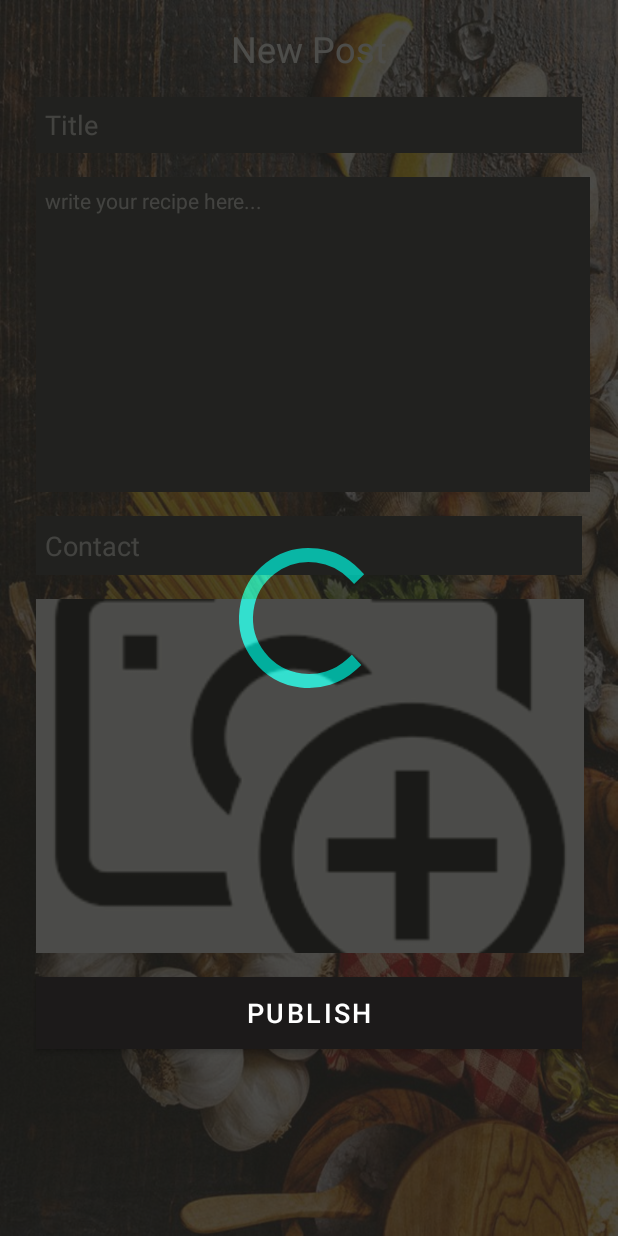
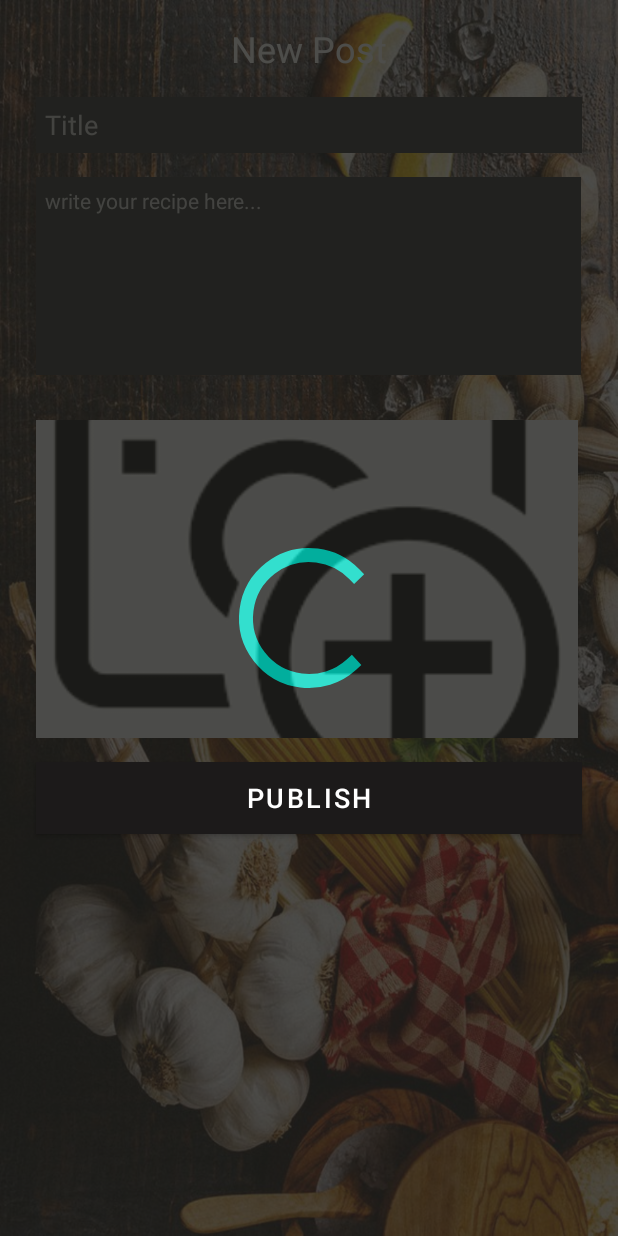
Before and after one commit to OfirMor5/Foody, an Android app: the layout fragment_newpost.xml on its own in the app's theme, with its tools: preview values and no code run, on a phone screen of 412 x 824 dp. Run offline under Robolectric (Android 15) with nearby library versions, the phone set to English and light mode, and no system bars.

Commit message:
Added bottom menu, fixed fragment UI implements relevant buttons , fixed code and more

```diff
--- a/app/build.gradle
+++ b/app/build.gradle
@@ -46,8 +46,9 @@ dependencies {
     testImplementation 'junit:junit:4.+'
     androidTestImplementation 'androidx.test.ext:junit:1.1.2'
     androidTestImplementation 'androidx.test.espresso:espresso-core:3.3.0'
-    implementation platform('com.google.firebase:firebase-bom:26.5.0')
+    implementation platform('com.google.firebase:firebase-bom:26.6.0')
     implementation 'com.google.firebase:firebase-analytics'
+    implementation 'com.google.android.gms:play-services-auth:19.0.0'
 
     //room dependencies
     def room_version = "2.2.5"
--- a/app/src/main/java/com/example/foody/FoodyApp.java
+++ b/app/src/main/java/com/example/foody/FoodyApp.java
@@ -1,9 +1,4 @@
 package com.example.foody;
-
-import android.app.Application;
-import android.content.Context;
-
-
 import android.app.Application;
 import android.content.Context;
 
--- a/app/src/main/java/com/example/foody/MainActivity.java
+++ b/app/src/main/java/com/example/foody/MainActivity.java
@@ -29,6 +29,7 @@ public class MainActivity extends AppCompatActivity {
             @Override
             public void onClick(View view) {
                 toLoginPage();
+                MainActivity.this.finish();
             }
         });
     }
--- a/app/src/main/java/com/example/foody/model/ModelFirebase.java
+++ b/app/src/main/java/com/example/foody/model/ModelFirebase.java
@@ -59,8 +59,8 @@ public class ModelFirebase {
         });
     }
 
-    public static void deletePost(final Post post, final Model.Listener<Boolean> listener) {
-        final FirebaseFirestore db = FirebaseFirestore.getInstance();
+        public static void deletePost(final Post post, final Model.Listener<Boolean> listener) {
+          final FirebaseFirestore db = FirebaseFirestore.getInstance();
 
         db.collection(POST_COLLECTION).document(post.getPostId()).delete().addOnCompleteListener(new OnCompleteListener<Void>() {
             @Override
--- a/app/src/main/java/com/example/foody/model/Post.java
+++ b/app/src/main/java/com/example/foody/model/Post.java
@@ -18,6 +18,8 @@ public class Post implements Serializable {
     public String userProfileImageUrl;
     public String username;
     public long lastUpdated;
+
+    //-----------------------------------------------------------------------------------------------------
 
     public Post(){
         postId = "";
@@ -41,6 +43,8 @@ public class Post implements Serializable {
         this.username = username;
 
     }
+
+    //-----------------------------------------------------------------------------------------------------
 
     @NonNull
     public String getPostId() {
--- a/app/src/main/res/layout/activity_home.xml
+++ b/app/src/main/res/layout/activity_home.xml
@@ -25,7 +25,7 @@
         android:layout_width="match_parent"
         android:layout_height="wrap_content"
         android:alpha="0.8"
-        android:background="#ABF2FB"
+        android:background="#121110"
         app:itemIconSize="30dp"
         app:labelVisibilityMode="labeled"
         app:layout_constraintBottom_toBottomOf="parent"
--- a/app/src/main/res/layout/fragment_newpost.xml
+++ b/app/src/main/res/layout/fragment_newpost.xml
@@ -41,8 +41,8 @@
 
     <EditText
         android:id="@+id/new_post_fragment_content_edit_text"
-        android:layout_width="369dp"
-        android:layout_height="210dp"
+        android:layout_width="363dp"
+        android:layout_height="132dp"
         android:layout_marginStart="24dp"
         android:layout_marginTop="16dp"
         android:layout_marginEnd="24dp"
@@ -60,24 +60,6 @@
         app:layout_constraintStart_toStartOf="parent"
         app:layout_constraintTop_toBottomOf="@+id/new_post_fragment_title_edit_text" />
 
-    <EditText
-        android:id="@+id/new_post_fragment_contact_edit_text"
-        android:layout_width="0dp"
-        android:layout_height="39dp"
-        android:layout_marginStart="24dp"
-        android:layout_marginTop="16dp"
-        android:layout_marginEnd="24dp"
-        android:background="#242626"
-        android:ems="10"
-        android:hint="Contact"
-        android:inputType="textPersonName"
-        android:padding="6dp"
-        android:textColor="#FFFFFF"
-        android:textColorHint="#CDCDCD"
-        android:textSize="18sp"
-        app:layout_constraintEnd_toEndOf="parent"
-        app:layout_constraintStart_toStartOf="parent"
-        app:layout_constraintTop_toBottomOf="@+id/new_post_fragment_content_edit_text" />
 
     <Button
         android:id="@+id/new_post_fragment_publish_btn"
@@ -98,17 +80,17 @@
 
     <ImageView
         android:id="@+id/new_post_fragment_image_view"
-        android:layout_width="365dp"
-        android:layout_height="236dp"
+        android:layout_width="361dp"
+        android:layout_height="212dp"
         android:layout_marginStart="24dp"
-        android:layout_marginTop="16dp"
+        android:layout_marginTop="30dp"
         android:layout_marginEnd="24dp"
         android:scaleType="centerCrop"
         android:src="@drawable/addimage"
         app:layout_constraintEnd_toEndOf="parent"
         app:layout_constraintHorizontal_bias="0.0"
         app:layout_constraintStart_toStartOf="parent"
-        app:layout_constraintTop_toBottomOf="@+id/new_post_fragment_contact_edit_text" />
+        app:layout_constraintTop_toBottomOf="@+id/new_post_fragment_content_edit_text" />
 
     <ProgressBar
         android:id="@+id/new_post_fragment_progress_bar"
@@ -121,7 +103,7 @@
         android:padding="150dp"
         app:layout_constraintBottom_toBottomOf="parent"
         app:layout_constraintEnd_toEndOf="parent"
-        app:layout_constraintHorizontal_bias="1.0"
+        app:layout_constraintHorizontal_bias="0.0"
         app:layout_constraintStart_toStartOf="parent"
         app:layout_constraintTop_toTopOf="parent"
         app:layout_constraintVertical_bias="0.0" />
--- a/app/src/main/res/layout/list.xml
+++ b/app/src/main/res/layout/list.xml
@@ -71,6 +71,7 @@
             android:layout_marginStart="16dp"
             android:layout_marginTop="16dp"
             android:layout_marginEnd="16dp"
+            android:fontFamily="sans-serif-condensed"
             android:maxLines="3"
             android:minLines="1"
             android:singleLine="false"
--- a/build.gradle
+++ b/build.gradle
@@ -5,7 +5,7 @@ buildscript {
         jcenter()
     }
     dependencies {
-        classpath 'com.android.tools.build:gradle:4.1.2'
+        classpath "com.android.tools.build:gradle:4.1.1"
 
         def nav_version = "2.3.0-alpha06"
         classpath "androidx.navigation:navigation-safe-args-gradle-plugin:$nav_version"
```
Also changed, not shown: app/src/main/java/com/example/foody/Utils.java (+0 -19 lines), app/src/main/java/com/example/foody/activities/HomeActivity.java (+10 -10 lines), app/src/main/java/com/example/foody/activities/LoginPageActivity.java (+16 -27 lines), app/src/main/java/com/example/foody/activities/RegisterPageActivity.java (+24 -4 lines), app/src/main/res/layout/fragment_editpost.xml (+4 -4 lines), app/src/main/res/layout/fragment_feedlist.xml (+4 -3 lines), app/src/main/res/menu/menu.xml (+12 -0 lines).
